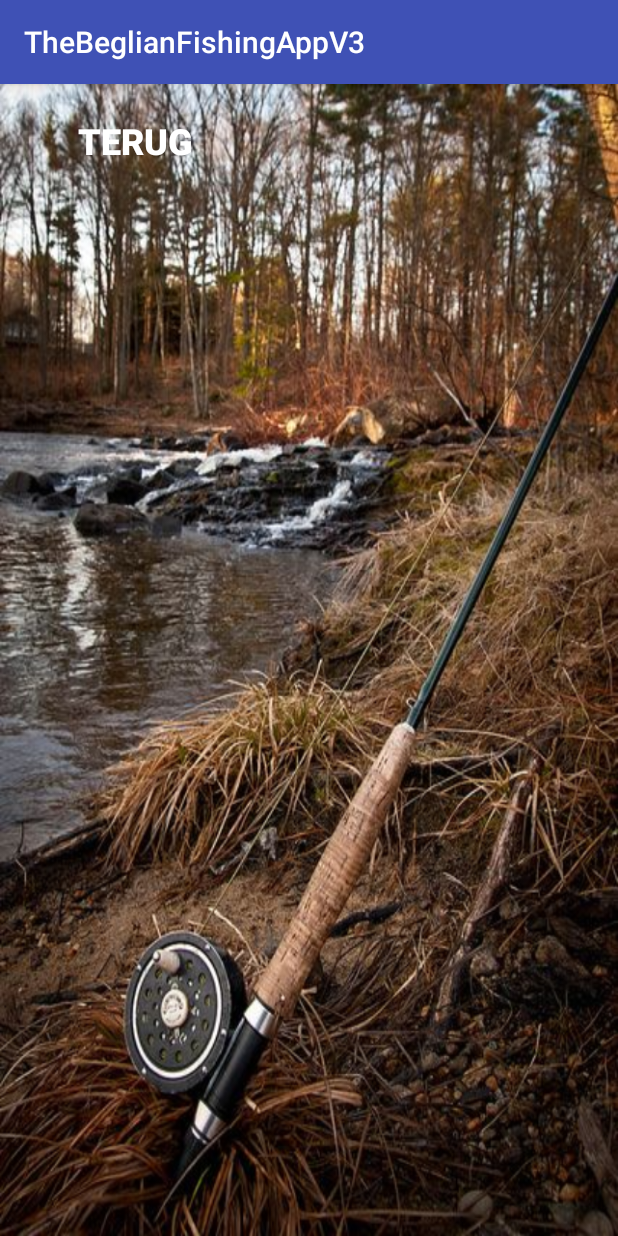
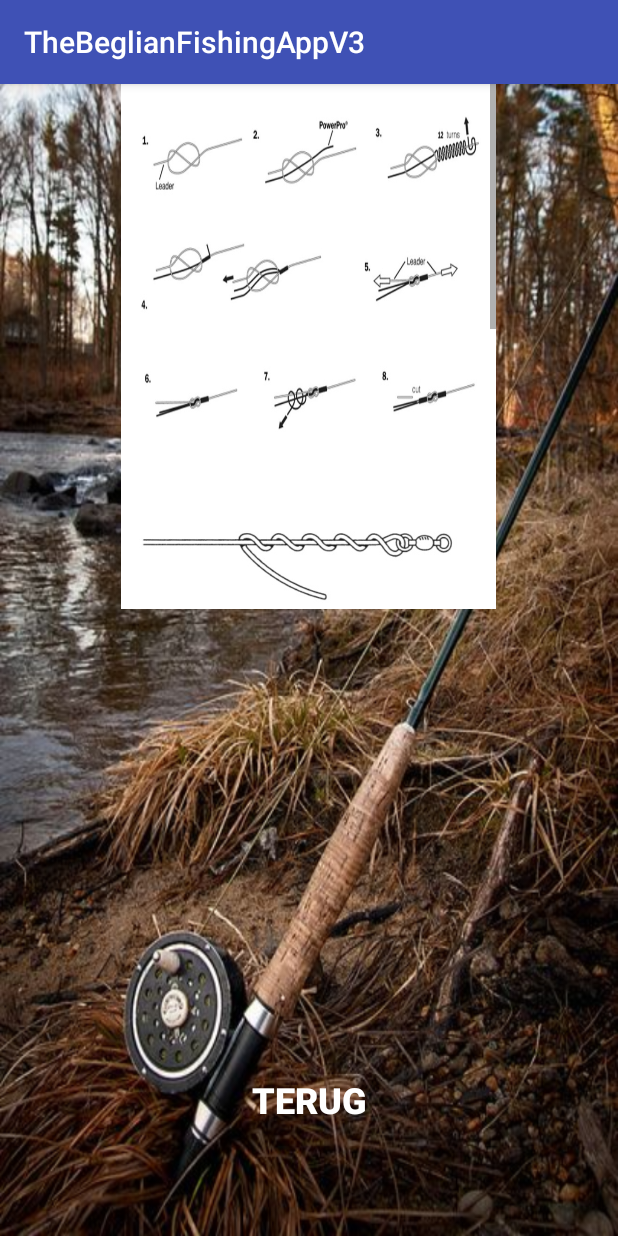
Before and after one commit to SkyHighDreams/TheBeglianFisingAppV4.1, an Android app: the Activity_knopen screen opened directly, with no data from a screen before it, on a phone screen of 412 x 824 dp. Run offline under Robolectric (Android 15) with nearby library versions, the phone set to English and light mode, and no system bars.

Commit message:
added knots + assets

```diff
--- a/app/src/main/java/com/example/lukasznalbach/thebeglianfisingappv3/Activity_knopen.java
+++ b/app/src/main/java/com/example/lukasznalbach/thebeglianfisingappv3/Activity_knopen.java
@@ -1,7 +1,10 @@
 package com.example.lukasznalbach.thebeglianfisingappv3;
 
+import android.content.Intent;
 import android.support.v7.app.AppCompatActivity;
 import android.os.Bundle;
+import android.view.View;
+import android.widget.Button;
 
 public class Activity_knopen extends AppCompatActivity {
 
@@ -11,5 +14,11 @@ public class Activity_knopen extends AppCompatActivity {
         setContentView(R.layout.activity_knopen);
 
 
+
+    }
+
+    public void back(View view){
+        Intent back = new Intent(this, MainActivity.class);
+        startActivity(back);
     }
 }
--- a/app/src/main/res/layout/activity_knopen.xml
+++ b/app/src/main/res/layout/activity_knopen.xml
@@ -1,5 +1,5 @@
 <?xml version="1.0" encoding="utf-8"?>
-<android.support.constraint.ConstraintLayout xmlns:android="http://schemas.android.com/apk/res/android"
+<RelativeLayout xmlns:android="http://schemas.android.com/apk/res/android"
     xmlns:app="http://schemas.android.com/apk/res-auto"
     xmlns:tools="http://schemas.android.com/tools"
     android:layout_width="match_parent"
@@ -8,18 +8,47 @@
     tools:context=".Activity_knopen">
 
     <Button
-        android:id="@+id/buttonzoetwaterKnopen"
+        android:id="@+id/buttonback"
         android:layout_width="180dp"
         android:layout_height="75dp"
-        android:layout_marginStart="50dp"
-        android:layout_marginTop="30dp"
+        android:layout_alignParentBottom="true"
+        android:layout_centerHorizontal="true"
+        android:layout_marginBottom="53dp"
         android:background="#00FF0000"
+        android:onClick="back"
         android:text="@string/Backbtn"
         android:textColor="@android:color/background_light"
         android:textSize="24sp"
-        android:textStyle="bold"
- />
+        android:textStyle="bold" />
+
+    <ScrollView
+        android:layout_width="wrap_content"
+        android:layout_height="350dp"
+        android:layout_centerHorizontal="true">
+
+        <LinearLayout
+            android:layout_width="wrap_content"
+            android:layout_height="wrap_content"
+            android:orientation="vertical">
+
+            <ImageView
+                android:layout_width="250dp"
+                android:layout_height="250dp"
+                android:background="@drawable/knot1" />
+
+            <ImageView
+                android:layout_width="250dp"
+                android:layout_height="250dp"
+                android:background="@drawable/knot2" />
+
+            <ImageView
+                android:layout_width="250dp"
+                android:layout_height="250dp"
+                android:background="@drawable/knot3" />
+
+        </LinearLayout>
+
+    </ScrollView>
 
 
-
-</android.support.constraint.ConstraintLayout>
+</RelativeLayout>
--- a/app/src/main/res/layout/activity_main.xml
+++ b/app/src/main/res/layout/activity_main.xml
@@ -15,7 +15,7 @@
         android:layout_marginStart="8dp"
         android:layout_marginTop="80dp"
         android:text="@string/Main_maten"
-        android:textColor="@android:color/background_light"
+        android:textColor="@android:color/background_dark"
         app:layout_constraintEnd_toEndOf="parent"
         app:layout_constraintHorizontal_bias="0.502"
         app:layout_constraintStart_toStartOf="parent"
@@ -30,7 +30,7 @@
         android:layout_marginStart="8dp"
         android:layout_marginTop="8dp"
         android:text="@string/Main_knopen"
-        android:textColor="@android:color/background_light"
+        android:textColor="@android:color/background_dark"
         app:layout_constraintBottom_toTopOf="@+id/buttonweer"
         app:layout_constraintEnd_toEndOf="parent"
         app:layout_constraintHorizontal_bias="0.502"
@@ -45,7 +45,7 @@
         android:layout_marginEnd="8dp"
         android:layout_marginStart="8dp"
         android:text="@string/Main_weer"
-        android:textColor="@android:color/background_light"
+        android:textColor="@android:color/background_dark"
         app:layout_constraintBottom_toBottomOf="parent"
         app:layout_constraintEnd_toEndOf="parent"
         app:layout_constraintStart_toStartOf="parent" />
```
Also changed, not shown: app/src/main/res/drawable/knot1.jpg (added), app/src/main/res/drawable/knot2.jpg (added), app/src/main/res/drawable/knot3.png (added), 3 other files.
